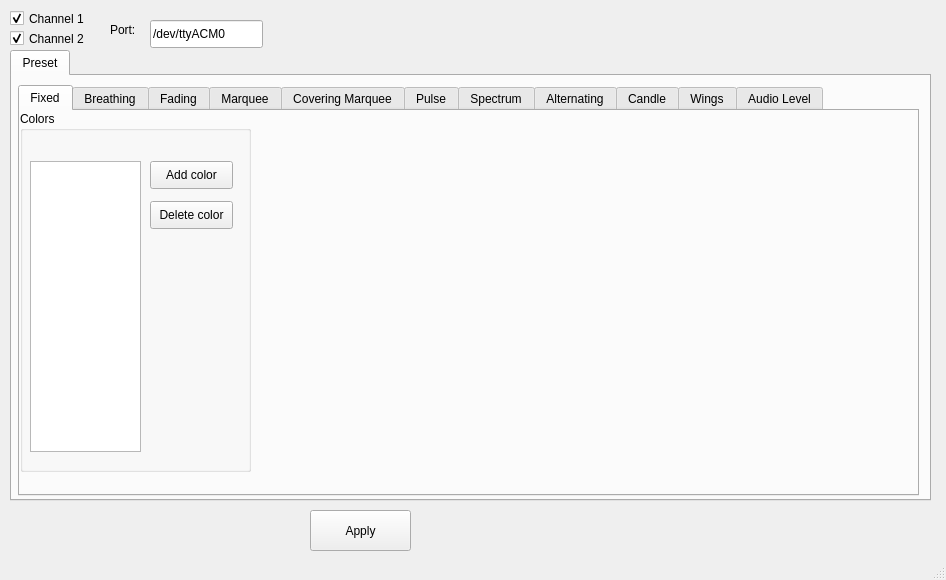
kusti8/hue-plus, file hue-gui.ui: the form before one commit.
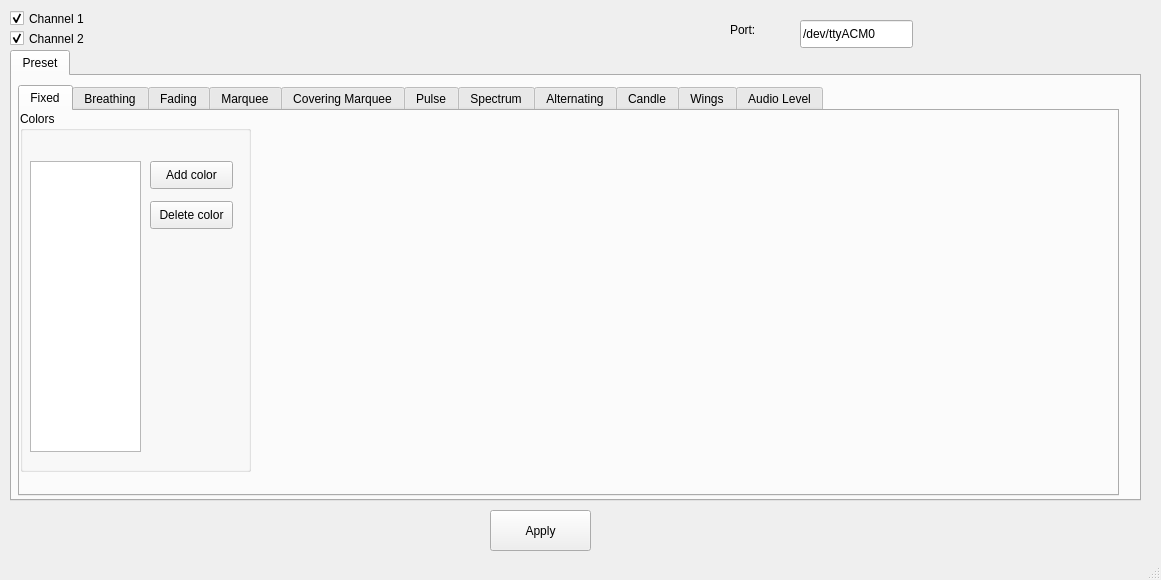
The form after the commit.

Commit message: Decode version and update GUI for Windows layout

```diff
--- a/hue-gui.ui
+++ b/hue-gui.ui
@@ -6,7 +6,7 @@
    <rect>
     <x>0</x>
     <y>0</y>
-    <width>946</width>
+    <width>1161</width>
     <height>580</height>
    </rect>
   </property>
@@ -19,7 +19,7 @@
      <rect>
       <x>10</x>
       <y>10</y>
-      <width>91</width>
+      <width>161</width>
       <height>17</height>
      </rect>
     </property>
@@ -35,7 +35,7 @@
      <rect>
       <x>10</x>
       <y>30</y>
-      <width>91</width>
+      <width>151</width>
       <height>17</height>
      </rect>
     </property>
@@ -51,7 +51,7 @@
      <rect>
       <x>10</x>
       <y>50</y>
-      <width>921</width>
+      <width>1131</width>
       <height>451</height>
      </rect>
     </property>
@@ -67,7 +67,7 @@
        <rect>
         <x>6</x>
         <y>9</y>
-        <width>901</width>
+        <width>1101</width>
         <height>411</height>
        </rect>
       </property>
@@ -1478,7 +1478,7 @@
    <widget class="QPushButton" name="applyBtn">
     <property name="geometry">
      <rect>
-      <x>310</x>
+      <x>490</x>
       <y>510</y>
       <width>101</width>
       <height>41</height>
@@ -1491,7 +1491,7 @@
    <widget class="QLabel" name="label">
     <property name="geometry">
      <rect>
-      <x>110</x>
+      <x>730</x>
       <y>20</y>
       <width>62</width>
       <height>20</height>
@@ -1504,7 +1504,7 @@
    <widget class="QLineEdit" name="portTxt">
     <property name="geometry">
      <rect>
-      <x>150</x>
+      <x>800</x>
       <y>20</y>
       <width>113</width>
       <height>28</height>
```
The commit also changes 3 other files.
